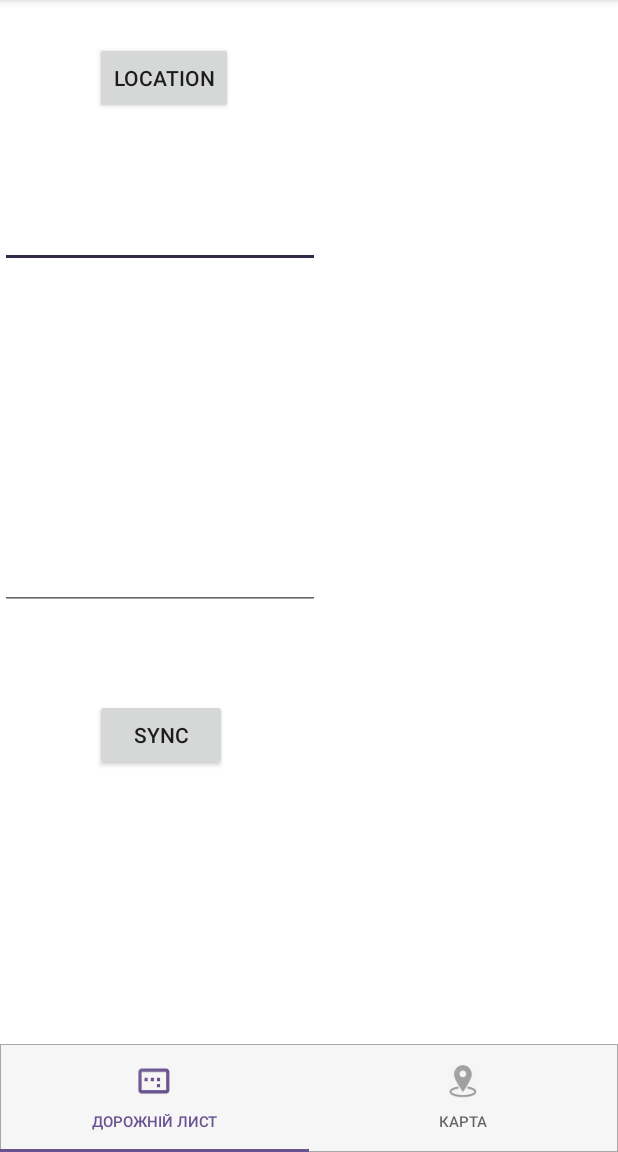
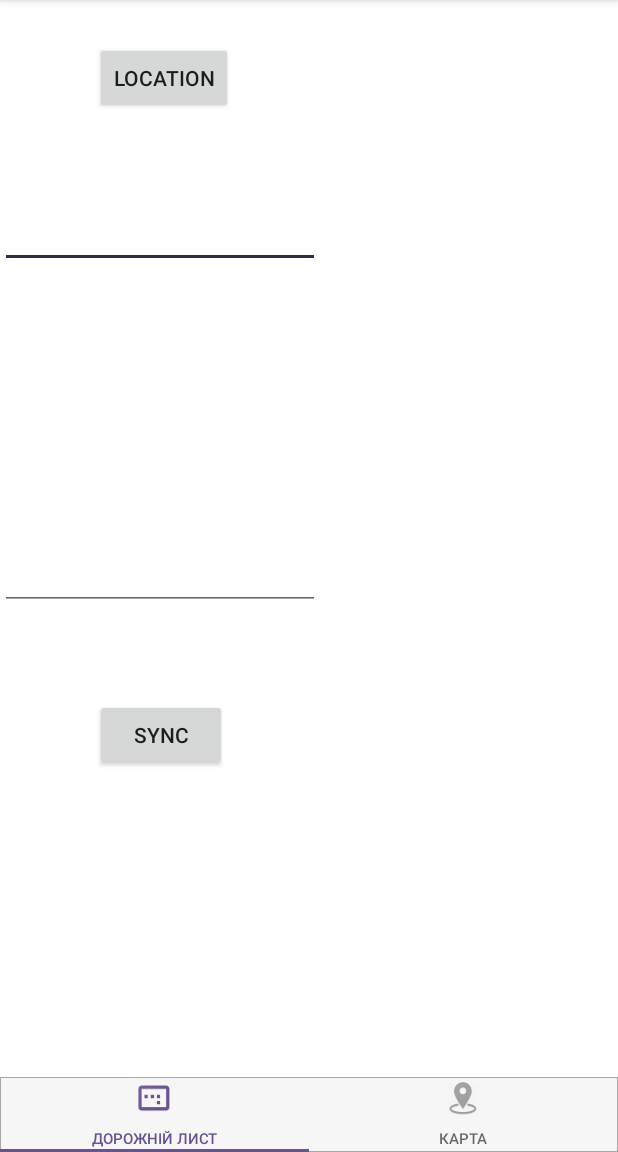
Before and after one commit to DubikV/ManagerPlus, an Android app: the screen it shows after launch (TrackActivity), on a phone screen of 412 x 824 dp, the part 84-1236 px from its top. Run offline under Robolectric (Android 15) with nearby library versions, the phone set to English and light mode, and no system bars; our stand-ins replace Dagger/Hilt's generated code; libraries missing offline, so code that uses them is left out: io.hypertrack.smart_scheduler, net.danlew.android; 3 statements that could not run were skipped.

Commit message:
change size tabs

```diff
--- a/app/src/main/res/layout/app_bar_main.xml
+++ b/app/src/main/res/layout/app_bar_main.xml
@@ -23,7 +23,7 @@
         <android.support.design.widget.TabLayout
             android:id="@+id/tab_layout"
             android:layout_width="match_parent"
-            android:layout_height="wrap_content"
+            android:layout_height="@dimen/tab_layout_height"
             android:layout_alignParentBottom="true"
             android:background="@drawable/tab_background"
             app:tabSelectedTextColor="@color/colorPrimary"
--- a/app/src/main/res/values/dimens.xml
+++ b/app/src/main/res/values/dimens.xml
@@ -7,9 +7,7 @@
     <dimen name="activity_vertical_margin">16dp</dimen>
     <dimen name="fab_margin">16dp</dimen>
     <dimen name="text_size_medium">26sp</dimen>
-    <dimen name="tab_max_width">264dp</dimen>
-    <dimen name="tab_padding_bottom">16dp</dimen>
-    <dimen name="tab_label">14sp</dimen>
-    <dimen name="custom_tab_layout_height">72dp</dimen>
+
+    <dimen name="tab_layout_height">50dp</dimen>
 
 </resources>
```
